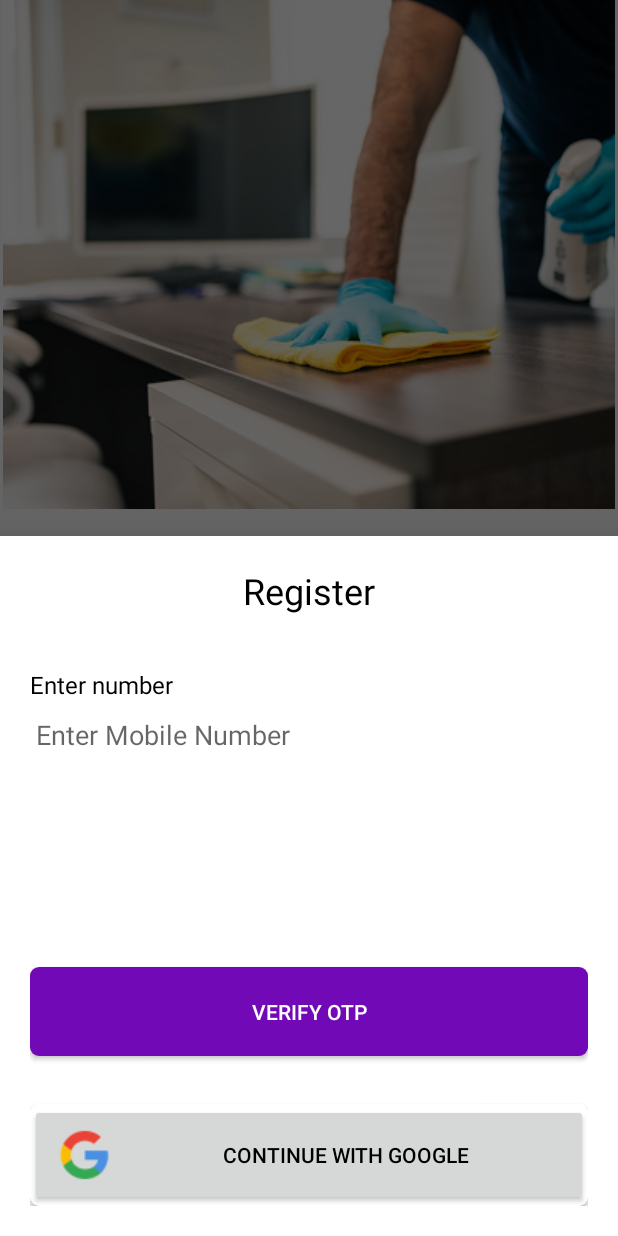
After one commit to AmolPardeshi99/Homify, an Android app: the fragment RegisterFrag placed in its activity, on a phone screen of 412 x 824 dp. The commit adds this screen. Run offline under Robolectric (Android 15) with nearby library versions, the phone set to English and light mode, and no system bars; our stand-ins replace data binding.

Commit message:
intro_part

```diff
--- a/app/src/main/java/dev/dominators/homify/ui/Introduction/IntroActivity.kt
+++ b/app/src/main/java/dev/dominators/homify/ui/Introduction/IntroActivity.kt
@@ -6,10 +6,13 @@ import android.os.Bundle
 import dev.dominators.homify.R
 import dev.dominators.homify.databinding.ActivityIntroBinding
 import dev.dominators.homify.ui.MainActivity
+import dev.dominators.homify.ui.login.LoginActivity
 
 class IntroActivity : AppCompatActivity() {
 
     private lateinit var dataBinding:ActivityIntroBinding
+
+
     override fun onCreate(savedInstanceState: Bundle?) {
         super.onCreate(savedInstanceState)
         dataBinding = ActivityIntroBinding.inflate(layoutInflater)
@@ -19,8 +22,9 @@ class IntroActivity : AppCompatActivity() {
         dataBinding.dotsIndicator.setViewPager2(dataBinding.viewPager)
 
         dataBinding.skipIntro.setOnClickListener {
-            val intent = Intent(this,MainActivity::class.java)
+            val intent = Intent(this,LoginActivity::class.java)
             startActivity(intent)
         }
+
     }
 }
--- /dev/null
+++ b/app/src/main/java/dev/dominators/homify/ui/login/LanguageFrag.kt
@@ -0,0 +1,40 @@
+package dev.dominators.homify.ui.login
+
+import android.content.Intent
+import android.os.Bundle
+import androidx.fragment.app.Fragment
+import android.view.LayoutInflater
+import android.view.View
+import android.view.ViewGroup
+import com.google.android.material.bottomsheet.BottomSheetDialog
+import dev.dominators.homify.R
+import dev.dominators.homify.databinding.FragmentLanguageBinding
+import dev.dominators.homify.databinding.LangDialogBinding
+
+
+class LanguageFrag : Fragment(R.layout.fragment_language) {
+
+    private lateinit var dataBinding:FragmentLanguageBinding
+    private lateinit var langBinding: LangDialogBinding
+
+    override fun onViewCreated(view: View, savedInstanceState: Bundle?) {
+        super.onViewCreated(view, savedInstanceState)
+
+        dataBinding = FragmentLanguageBinding.inflate(layoutInflater)
+
+        val dialog = BottomSheetDialog(requireContext())
+
+        var view1 = layoutInflater.inflate(R.layout.lang_dialog,null)
+        langBinding= LangDialogBinding.bind(view1)
+        langBinding.nextToRegister.setOnClickListener {
+            val intent = Intent(requireContext(),RegisterFrag::class.java)
+            startActivity(intent)
+        }
+        dialog.setContentView(view1)
+        dialog.setCancelable(false)
+        dialog.show()
+
+
+    }
+
+}
--- /dev/null
+++ b/app/src/main/java/dev/dominators/homify/ui/login/LoginActivity.kt
@@ -0,0 +1,23 @@
+package dev.dominators.homify.ui.login
+
+import android.os.Bundle
+import androidx.appcompat.app.AppCompatActivity
+import dev.dominators.homify.databinding.ActivityLoginBinding
+
+class LoginActivity : AppCompatActivity() {
+
+    private lateinit var dataBinding: ActivityLoginBinding
+
+    override fun onCreate(savedInstanceState: Bundle?) {
+        super.onCreate(savedInstanceState)
+
+        dataBinding = ActivityLoginBinding.inflate(layoutInflater)
+        setContentView(dataBinding.root)
+
+        val languageFrag = LanguageFrag()
+        val fragmentManager = supportFragmentManager.beginTransaction()
+        fragmentManager.replace(dataBinding.containerFragmentLogin.id, languageFrag, "languageFragment")
+            .commit()
+
+    }
+}
--- /dev/null
+++ b/app/src/main/java/dev/dominators/homify/ui/login/RegisterFrag.kt
@@ -0,0 +1,28 @@
+package dev.dominators.homify.ui.login
+
+import android.os.Bundle
+import androidx.fragment.app.Fragment
+import android.view.LayoutInflater
+import android.view.View
+import android.view.ViewGroup
+import com.google.android.material.bottomsheet.BottomSheetDialog
+import dev.dominators.homify.R
+import dev.dominators.homify.databinding.FragmentRegisterBinding
+
+class RegisterFrag : Fragment(R.layout.fragment_register) {
+
+    private lateinit var dataBinding:FragmentRegisterBinding
+
+    override fun onViewCreated(view: View, savedInstanceState: Bundle?) {
+        super.onViewCreated(view, savedInstanceState)
+        dataBinding = FragmentRegisterBinding.inflate(layoutInflater)
+
+        val dialog = BottomSheetDialog(requireContext())
+
+        val view = layoutInflater.inflate(R.layout.bottomsheet_register,null)
+
+        dialog.setContentView(view)
+        dialog.setCancelable(false)
+        dialog.show()
+    }
+}
--- /dev/null
+++ b/app/src/main/res/layout/activity_login.xml
@@ -0,0 +1,18 @@
+<?xml version="1.0" encoding="utf-8"?>
+<layout xmlns:android="http://schemas.android.com/apk/res/android"
+    xmlns:tools="http://schemas.android.com/tools">
+
+    <LinearLayout
+        android:fitsSystemWindows="true"
+        android:layout_width="match_parent"
+        android:layout_height="match_parent"
+        android:orientation="vertical"
+        tools:context=".ui.login.LoginActivity">
+
+        <androidx.fragment.app.FragmentContainerView
+            android:id="@+id/containerFragmentLogin"
+            android:layout_width="match_parent"
+            android:layout_height="match_parent" />
+
+    </LinearLayout>
+</layout>
--- /dev/null
+++ b/app/src/main/res/layout/bottomsheet_register.xml
@@ -0,0 +1,63 @@
+<?xml version="1.0" encoding="utf-8"?>
+<layout xmlns:android="http://schemas.android.com/apk/res/android"
+    xmlns:app="http://schemas.android.com/apk/res-auto">
+    <LinearLayout
+        android:padding="20dp"
+        android:orientation="vertical"
+        android:layout_width="match_parent"
+        android:layout_height="match_parent">
+
+        <TextView
+            android:layout_marginBottom="35dp"
+            android:text="Register"
+            android:textColor="@color/black"
+            android:textSize="24sp"
+            android:layout_gravity="center_horizontal"
+            android:layout_width="wrap_content"
+            android:layout_height="wrap_content"/>
+
+        <TextView
+            android:text="Enter number"
+            android:textSize="16sp"
+            android:textColor="@color/black"
+            android:layout_width="wrap_content"
+            android:layout_height="wrap_content"/>
+        <EditText
+            android:backgroundTint="@color/white"
+            android:hint="Enter Mobile Number"
+            android:layout_width="match_parent"
+            android:layout_height="wrap_content"/>
+
+        <androidx.cardview.widget.CardView
+            app:cardCornerRadius="6dp"
+            android:layout_marginTop="132dp"
+            android:layout_width="match_parent"
+            android:layout_height="wrap_content">
+            <Button
+                android:paddingVertical="20dp"
+                android:id="@+id/verifyOtpRegister"
+                android:text="verify otp"
+                android:textColor="@color/white"
+                android:background="@color/primary_color"
+                android:layout_width="match_parent"
+                android:layout_height="wrap_content"/>
+
+        </androidx.cardview.widget.CardView>
+
+        <androidx.cardview.widget.CardView
+            app:cardCornerRadius="6dp"
+            android:layout_marginTop="32dp"
+            android:layout_width="match_parent"
+            android:layout_height="wrap_content">
+            <Button
+                android:drawableStart="@drawable/google"
+                android:id="@+id/continueGoogleRegister"
+                android:text="Continue with google"
+                android:textColor="@color/black"
+                android:layout_width="match_parent"
+                android:layout_height="wrap_content"/>
+
+        </androidx.cardview.widget.CardView>
+
+    </LinearLayout>
+</layout>
--- a/app/src/main/res/layout/fragment_intro_frag_one.xml
+++ b/app/src/main/res/layout/fragment_intro_frag_one.xml
@@ -16,6 +16,7 @@
         android:layout_height="match_parent">
 
         <TextView
+            android:layout_marginVertical="10dp"
             android:fontFamily="@font/open_sans"
             android:layout_width="wrap_content"
             android:layout_height="wrap_content"
@@ -23,6 +24,7 @@
             android:textColor="@color/primary_color"
             android:textSize="24sp" />
         <TextView
+            android:layout_marginVertical="10dp"
             android:gravity="center"
             android:textSize="14sp"
             android:textColor="@color/black"
--- a/app/src/main/res/layout/fragment_intro_frag_three.xml
+++ b/app/src/main/res/layout/fragment_intro_frag_three.xml
@@ -16,6 +16,7 @@
         android:layout_height="match_parent">
 
         <TextView
+            android:layout_marginVertical="10dp"
             android:fontFamily="@font/open_sans"
             android:layout_width="wrap_content"
             android:layout_height="wrap_content"
@@ -23,6 +24,7 @@
             android:textColor="@color/primary_color"
             android:textSize="24sp" />
         <TextView
+            android:layout_marginVertical="10dp"
             android:gravity="center"
             android:textSize="14sp"
             android:textColor="@color/black"
--- a/app/src/main/res/layout/fragment_intro_frag_two.xml
+++ b/app/src/main/res/layout/fragment_intro_frag_two.xml
@@ -16,6 +16,7 @@
         android:layout_height="match_parent">
 
         <TextView
+            android:layout_marginVertical="10dp"
             android:fontFamily="@font/open_sans"
             android:layout_width="wrap_content"
             android:layout_height="wrap_content"
@@ -23,6 +24,7 @@
             android:textColor="@color/primary_color"
             android:textSize="24sp" />
         <TextView
+            android:layout_marginVertical="10dp"
             android:gravity="center"
             android:textSize="14sp"
             android:textColor="@color/black"
--- /dev/null
+++ b/app/src/main/res/layout/fragment_register.xml
@@ -0,0 +1,17 @@
+<?xml version="1.0" encoding="utf-8"?>
+<layout xmlns:android="http://schemas.android.com/apk/res/android"
+    xmlns:tools="http://schemas.android.com/tools">
+    <LinearLayout
+        android:orientation="vertical"
+        android:layout_width="match_parent"
+        android:layout_height="match_parent"
+        tools:context=".ui.login.RegisterFrag">
+
+
+        <ImageView
+            android:layout_width="match_parent"
+            android:layout_height="wrap_content"
+            android:src="@drawable/register" />
+
+    </LinearLayout>
+</layout>
--- a/app/src/main/res/values-night/themes.xml
+++ b/app/src/main/res/values-night/themes.xml
@@ -1,6 +1,6 @@
 <resources xmlns:tools="http://schemas.android.com/tools">
     <!-- Base application theme. -->
-    <style name="Theme.Homify" parent="Theme.MaterialComponents.DayNight.NoActionBar">
+    <style name="Theme.Homify" parent="Theme.AppCompat.DayNight.NoActionBar">
         <!-- Primary brand color. -->
         <item name="colorPrimary">@color/purple_200</item>
         <item name="colorPrimaryVariant">@color/purple_700</item>
--- a/app/src/main/res/values/colors.xml
+++ b/app/src/main/res/values/colors.xml
@@ -9,5 +9,6 @@
     <color name="white">#FFFFFFFF</color>
     <color name="primary_color">#7209B7</color>
     <color name="grey">#CFCFCF</color>
+    <color name="light_grey">#F2F2F2</color>
     <color name="support_colour2">#4361EE</color>
 </resources>
--- a/app/src/main/res/values/themes.xml
+++ b/app/src/main/res/values/themes.xml
@@ -1,6 +1,6 @@
 <resources xmlns:tools="http://schemas.android.com/tools">
     <!-- Base application theme. -->
-    <style name="Theme.Homify" parent="Theme.MaterialComponents.DayNight.NoActionBar">
+    <style name="Theme.Homify" parent="Theme.AppCompat.DayNight.NoActionBar">
         <!-- Primary brand color. -->
         <item name="colorPrimary">@color/purple_500</item>
         <item name="colorPrimaryVariant">@color/purple_700</item>
```
Also changed, not shown: app/src/main/AndroidManifest.xml (+7 -7 lines), app/src/main/res/layout/fragment_language.xml (added, +15 -0 lines), app/src/main/res/layout/lang_dialog.xml (added, +46 -0 lines), app/src/main/res/values/strings.xml (+7 -0 lines), app/src/main/res/drawable/google.png (added), app/src/main/res/drawable/lang_pic.png (added), app/src/main/res/drawable/register.png (added).
